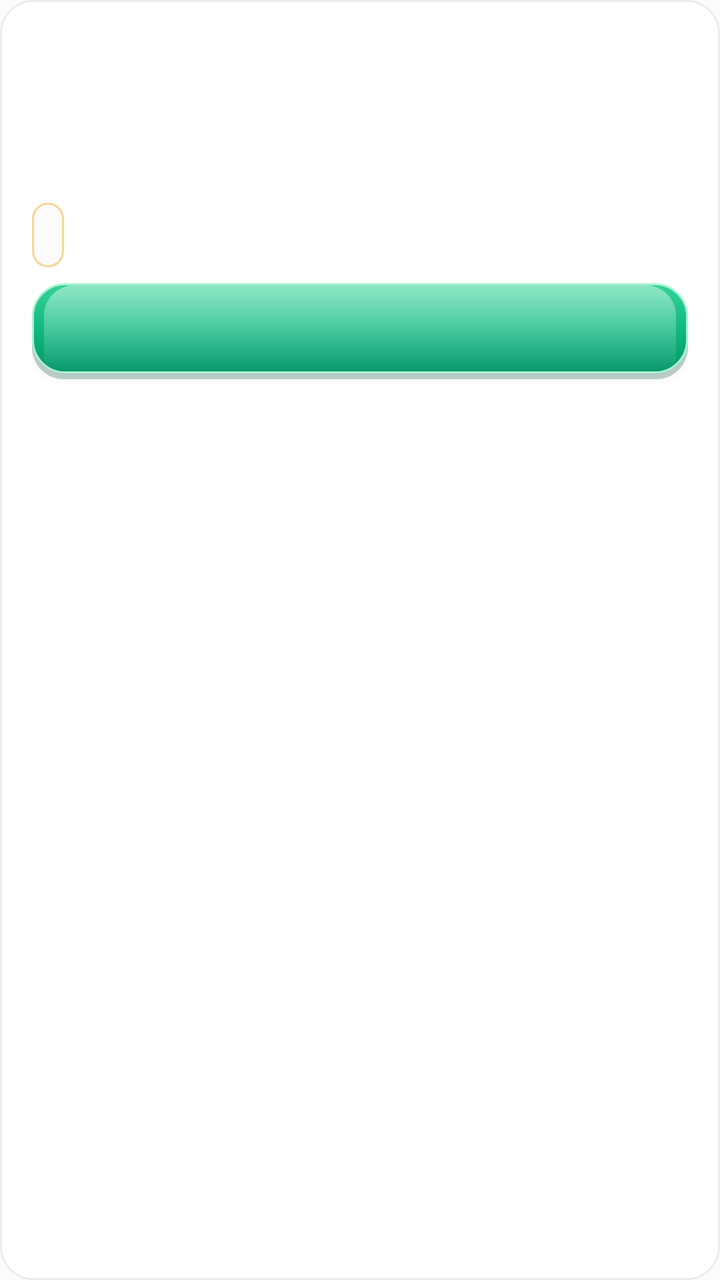
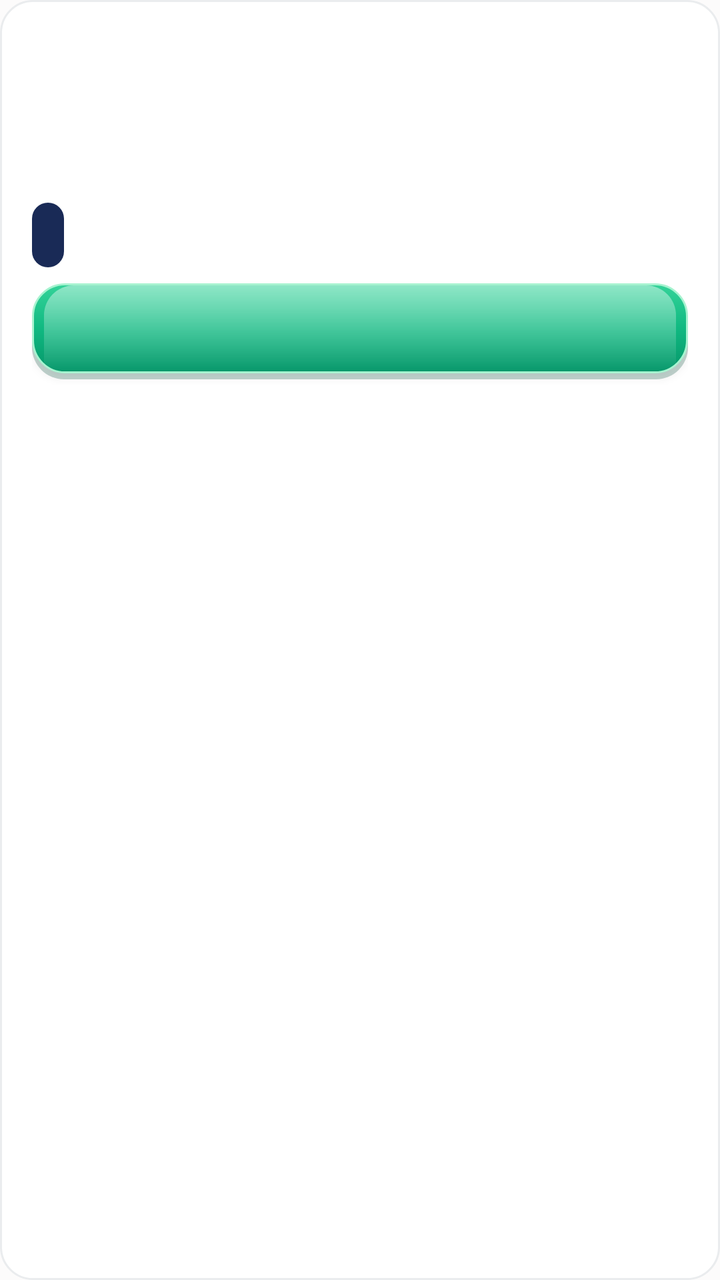

Screens rendered from an Android XML layout before and after an edit, with the pre-edit source and the edit as a unified diff.
<!-- AndroidManifest.xml: application theme Theme.SheEmpower -->
<!-- res/layout/item_order.xml -->
<?xml version="1.0" encoding="utf-8"?>
<LinearLayout xmlns:android="http://schemas.android.com/apk/res/android"
    android:layout_width="match_parent"
    android:layout_height="wrap_content"
    android:layout_marginBottom="10dp"
    android:background="@drawable/bg_skeu_card"
    android:orientation="vertical"
    android:padding="16dp">

    <LinearLayout
        android:layout_width="match_parent"
        android:layout_height="wrap_content"
        android:orientation="horizontal">

        <TextView
            android:id="@+id/tvOrderProduct"
            android:layout_width="0dp"
            android:layout_height="wrap_content"
            android:layout_weight="1"
            android:fontFamily="sans-serif-black"
            android:textColor="@color/text_primary"
            android:textSize="15sp" />

        <TextView
            android:id="@+id/tvOrderAmount"
            android:layout_width="wrap_content"
            android:layout_height="wrap_content"
            android:textColor="@color/primary"
            android:fontFamily="sans-serif-bold"
            android:textSize="15sp" />
    </LinearLayout>

    <TextView
        android:id="@+id/tvOrderParty"
        android:layout_width="match_parent"
        android:layout_height="wrap_content"
        android:textColor="@color/text_primary"
        android:textSize="12sp"
        android:fontFamily="sans-serif-medium"
        android:layout_marginTop="4dp" />

    <TextView
        android:id="@+id/tvOrderDetails"
        android:layout_width="match_parent"
        android:layout_height="wrap_content"
        android:textColor="@color/text_secondary"
        android:textSize="12sp"
        android:layout_marginTop="4dp" />

    <TextView
        android:id="@+id/tvOrderAddress"
        android:layout_width="match_parent"
        android:layout_height="wrap_content"
        android:textColor="@color/text_secondary"
        android:textSize="12sp" />

    <TextView
        android:id="@+id/tvOrderStatus"
        android:layout_width="wrap_content"
        android:layout_height="wrap_content"
        android:background="@drawable/bg_skeu_button_cream"
        android:padding="8dp"
        android:textColor="@color/primary"
        android:fontFamily="sans-serif-medium"
        android:textSize="12sp"
        android:layout_marginTop="8dp" />

    <Button
        android:id="@+id/btnAdvanceStatus"
        android:layout_width="match_parent"
        android:layout_height="48dp"
        android:background="@drawable/bg_skeu_button_green"
        android:textColor="#FFFFFF"
        android:fontFamily="sans-serif-medium"
        android:textSize="12sp"
        android:layout_marginTop="8dp" />

</LinearLayout>
<!-- resources referenced by this layout -->
<resources>
  <color name="primary">#192A56</color>
  kkkkkkkkk
  <color name="text_primary">#192A56</color>
  <color name="text_secondary">#6B7A99</color>
  <!-- drawable bg_skeu_button_cream (drawable) -->
  <?xml version="1.0" encoding="utf-8"?>
  <shape xmlns:android="http://schemas.android.com/apk/res/android"
      android:shape="rectangle">
      <solid android:color="@color/pearl_white" />
      <corners android:radius="12dp" />
      <stroke android:color="@color/champagne" android:width="1dp" />
  </shape>
  <!-- drawable bg_skeu_button_green (drawable) -->
  <?xml version="1.0" encoding="utf-8"?>
  <layer-list xmlns:android="http://schemas.android.com/apk/res/android">
      <item android:top="3dp">
          <shape android:shape="rectangle">
              <solid android:color="#40064E3B" />
              <corners android:radius="16dp" />
          </shape>
      </item>
      <item android:bottom="3dp">
          <shape android:shape="rectangle">
              <gradient
                  android:startColor="#34D399"
                  android:centerColor="#10B981"
                  android:endColor="#059669"
                  android:angle="270" />
              <stroke android:width="1dp" android:color="#A7F3D0" />
              <corners android:radius="16dp" />
          </shape>
      </item>
      <item android:bottom="3dp" android:top="1dp" android:left="6dp" android:right="6dp">
          <shape android:shape="rectangle">
              <gradient
                  android:startColor="#70FFFFFF"
                  android:endColor="#00FFFFFF"
                  android:angle="270" />
              <corners android:topLeftRadius="15dp" android:topRightRadius="15dp" />
          </shape>
      </item>
  </layer-list>
  <!-- drawable bg_skeu_card (drawable) -->
  <?xml version="1.0" encoding="utf-8"?>
  <shape xmlns:android="http://schemas.android.com/apk/res/android"
      android:shape="rectangle">
      <solid android:color="@color/white" />
      <corners android:radius="16dp" />
      <stroke android:color="@color/card_border" android:width="1dp" />
  </shape>
  <style name="Theme.SheEmpower" parent="Theme.AppCompat.Light.NoActionBar">
          <item name="colorPrimary">@color/primary</item>
          <item name="colorPrimaryDark">@color/primary_dark</item>
          <item name="colorAccent">@color/accent</item>
          <item name="android:windowBackground">@color/background</item>
          <item name="android:colorBackground">@color/background</item>
          <item name="android:textColorPrimary">@color/text_primary</item>
          <item name="android:textColorSecondary">@color/text_secondary</item>
          <item name="android:statusBarColor">@color/primary_dark</item>
      </style>
  <color name="pearl_white">#FCFBFB</color>
  <color name="champagne">#F7D794</color>
  <color name="white">#FFFFFF</color>
  <color name="card_border">#EAECEE</color>
  <color name="primary_dark">#0F1B3D</color>
  <color name="accent">#F7D794</color>
  <color name="background">#FCFBFB</color>
</resources>

<!-- the commit's change to res/layout/item_order.xml (unified diff, before → after) -->
@@ -58,9 +58,9 @@
         android:id="@+id/tvOrderStatus"
         android:layout_width="wrap_content"
         android:layout_height="wrap_content"
-        android:background="@drawable/bg_skeu_button_cream"
+        android:background="@drawable/bg_skeu_button_primary"
         android:padding="8dp"
-        android:textColor="@color/primary"
+        android:textColor="#FFFFFF"
         android:fontFamily="sans-serif-medium"
         android:textSize="12sp"
         android:layout_marginTop="8dp" />
<!-- resource entries referenced after the edit -->
@@ -4,14 +4,6 @@
   kkkkkkkkk
   <color name="text_primary">#192A56</color>
   <color name="text_secondary">#6B7A99</color>
-  <!-- drawable bg_skeu_button_cream (drawable) -->
-  <?xml version="1.0" encoding="utf-8"?>
-  <shape xmlns:android="http://schemas.android.com/apk/res/android"
-      android:shape="rectangle">
-      <solid android:color="@color/pearl_white" />
-      <corners android:radius="12dp" />
-      <stroke android:color="@color/champagne" android:width="1dp" />
-  </shape>
   <!-- drawable bg_skeu_button_green (drawable) -->
   <?xml version="1.0" encoding="utf-8"?>
   <layer-list xmlns:android="http://schemas.android.com/apk/res/android">
@@ -42,6 +34,13 @@
           </shape>
       </item>
   </layer-list>
+  <!-- drawable bg_skeu_button_primary (drawable) -->
+  <?xml version="1.0" encoding="utf-8"?>
+  <shape xmlns:android="http://schemas.android.com/apk/res/android"
+      android:shape="rectangle">
+      <solid android:color="@color/midnight_navy" />
+      <corners android:radius="12dp" />
+  </shape>
   <!-- drawable bg_skeu_card (drawable) -->
   <?xml version="1.0" encoding="utf-8"?>
   <shape xmlns:android="http://schemas.android.com/apk/res/android"
@@ -60,8 +59,7 @@
           <item name="android:textColorSecondary">@color/text_secondary</item>
           <item name="android:statusBarColor">@color/primary_dark</item>
       </style>
-  <color name="pearl_white">#FCFBFB</color>
-  <color name="champagne">#F7D794</color>
+  <color name="midnight_navy">#192A56</color>
   <color name="white">#FFFFFF</color>
   <color name="card_border">#EAECEE</color>
   <color name="primary_dark">#0F1B3D</color>
